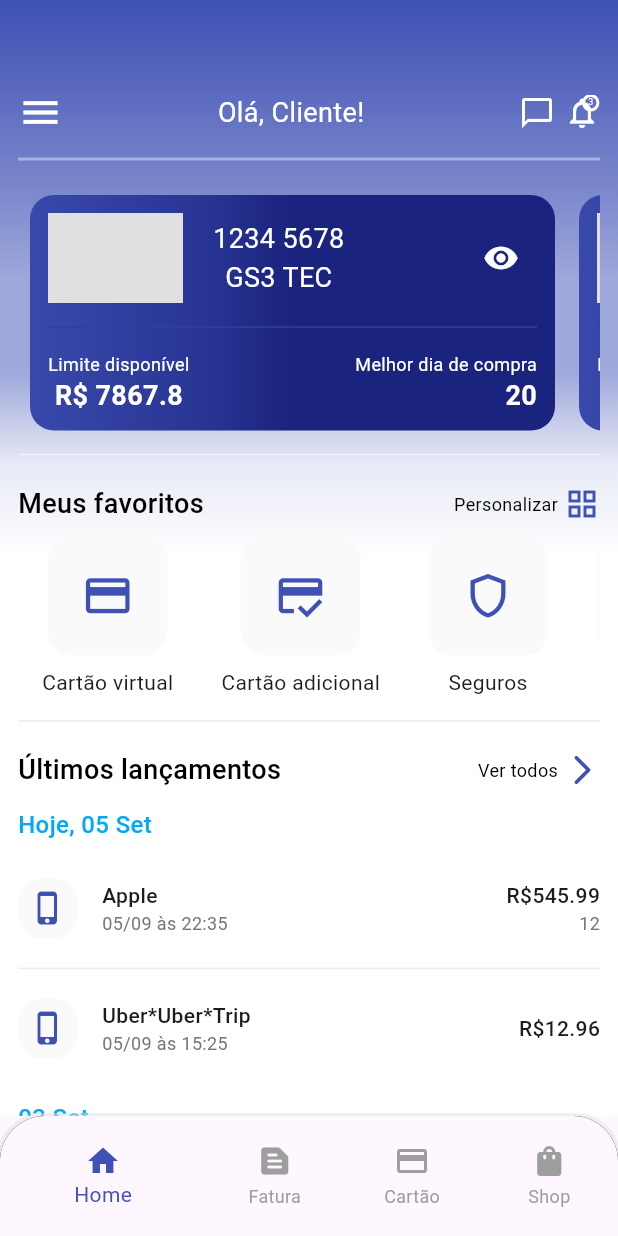
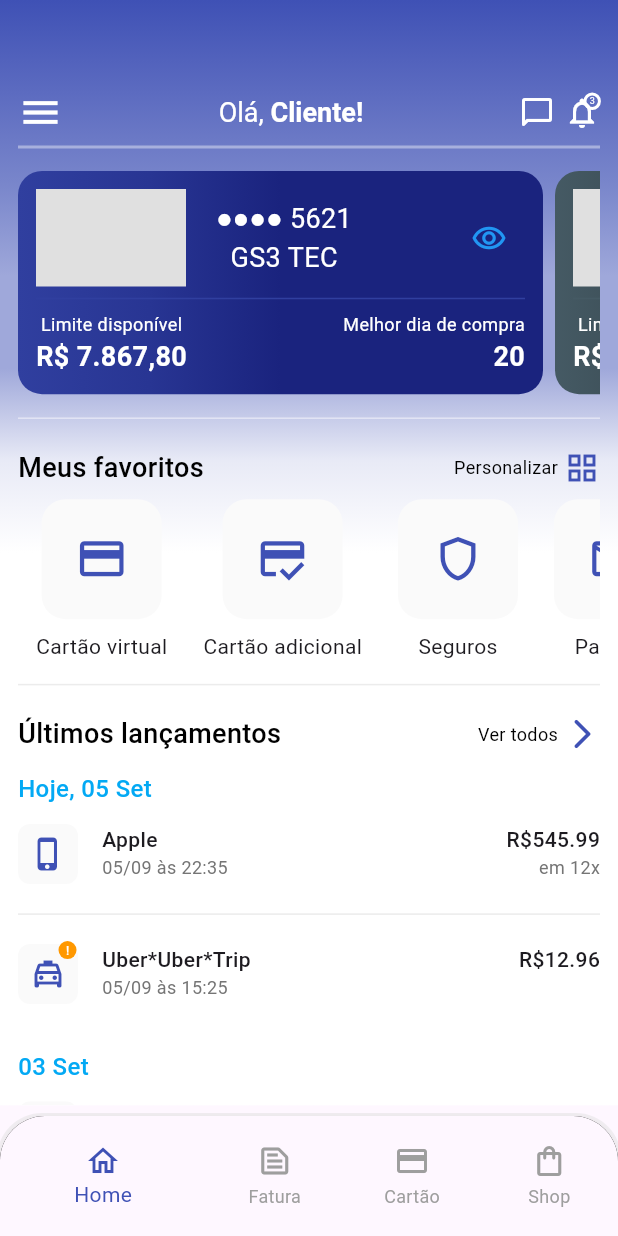
Before and after one commit to mmatheusfas/gs3_teste, a Flutter app: the screen it shows after launch, on a phone screen of 412 x 824 dp. Run offline on Flutter 3.47's test engine with Material 3 defaults, Android fonts, the phone set to English and light mode, and no system bars.

Commit message:
[UPDATE] Improve app design

```diff
--- a/lib/features/bottom_navigation/bottom_navigation_view.dart
+++ b/lib/features/bottom_navigation/bottom_navigation_view.dart
@@ -50,10 +50,10 @@ class _BottomNavigationViewState extends State<BottomNavigationView> {
             currentIndex: currentIndex,
             onTap: changeCurrentIndex,
             items: const [
-              BottomNavigationBarItem(icon: Icon(Icons.home), label: 'Home'),
-              BottomNavigationBarItem(icon: Icon(Icons.text_snippet_rounded), label: 'Fatura'),
-              BottomNavigationBarItem(icon: Icon(Icons.credit_card), label: 'Cartão'),
-              BottomNavigationBarItem(icon: Icon(Icons.shopping_bag), label: 'Shop'),
+              BottomNavigationBarItem(icon: Icon(Icons.home_outlined), label: 'Home'),
+              BottomNavigationBarItem(icon: Icon(Icons.text_snippet_outlined), label: 'Fatura'),
+              BottomNavigationBarItem(icon: Icon(Icons.credit_card_outlined), label: 'Cartão'),
+              BottomNavigationBarItem(icon: Icon(Icons.shopping_bag_outlined), label: 'Shop'),
             ],
           ),
         ),
--- /dev/null
+++ b/lib/features/home/home_controller.dart
@@ -0,0 +1,43 @@
+import 'package:flutter/material.dart';
+
+import '../../models/credit_card.dart';
+import '../../models/expense.dart';
+import '../../models/favorite.dart';
+
+class HomeController {
+  final List<CreditCard> cards = [
+    CreditCard(cardNumber: '1234 5621', flag: 'GS3 TEC', availableLimit: 7867.80, bestDayForShopping: 20),
+    CreditCard(cardNumber: '4343 7899', flag: 'GS3 TEC', availableLimit: 8000, bestDayForShopping: 26),
+  ];
+
+  final List<Favorite> favorites = [
+    Favorite(icon: Icons.credit_card_outlined, name: 'Cartão virtual'),
+    Favorite(icon: Icons.credit_score_outlined, name: 'Cartão adicional'),
+    Favorite(icon: Icons.shield_outlined, name: 'Seguros'),
+    Favorite(icon: Icons.mail_outline_outlined, name: 'Pacotes'),
+  ];
+
+  final List<Expense> expenses = [
+    Expense(name: 'Apple', totalPrice: 545.99, dateTime: '05/09 às 22:35', installments: 12),
+    Expense(name: 'Uber*Uber*Trip', totalPrice: 12.96, dateTime: '05/09 às 15:25'),
+    Expense(name: 'Carrefour', totalPrice: 349.76, dateTime: '03/09 às 9:34', installments: 3),
+    Expense(name: 'Academia', totalPrice: 139.99, dateTime: '03/09 às 8:00'),
+  ];
+
+  final List<Expense> _dailyExpenses = [];
+  final List<Expense> _olderExpenses = [];
+
+  List<Expense> get dailyExpenses => _dailyExpenses;
+  List<Expense> get olderExpenses => _olderExpenses;
+
+  void filterExpenses() {
+    for (var expense in expenses) {
+      if (expense.dateTime.contains('05/09')) {
+        _dailyExpenses.add(expense);
+        continue;
+      }
+
+      _olderExpenses.add(expense);
+    }
+  }
+}
--- a/lib/features/home/home_view.dart
+++ b/lib/features/home/home_view.dart
@@ -1,42 +1,60 @@
 import 'package:flutter/material.dart';
+import 'package:gs3_test/features/home/home_controller.dart';
 import 'package:gs3_test/features/home/widgets/card_banner_widget.dart';
 import 'package:gs3_test/features/home/widgets/default_app_bar.dart';
 import 'package:gs3_test/features/home/widgets/favorites_card.dart';
 import 'package:gs3_test/features/home/widgets/section_header.dart';
 import 'package:gs3_test/features/home/widgets/spending_tile.dart';
-import 'package:gs3_test/models/credit_card.dart';
-import 'package:gs3_test/models/expense.dart';
 import 'package:gs3_test/support/components/gradient_background.dart';
 
-import '../../models/favorite.dart';
+class HomeView extends StatefulWidget {
+  const HomeView({super.key});
 
-class HomeView extends StatelessWidget {
-  const HomeView({super.key});
+  @override
+  State<HomeView> createState() => _HomeViewState();
+}
+
+class _HomeViewState extends State<HomeView> {
+  final homeController = HomeController();
+  final GlobalKey<ScaffoldState> _scaffoldKey = GlobalKey<ScaffoldState>();
+
+  @override
+  void initState() {
+    super.initState();
+    homeController.filterExpenses();
+  }
+
+  void didTapMenu() {
+    _scaffoldKey.currentState?.openDrawer();
+  }
 
   @override
   Widget build(BuildContext context) {
     var sizeOf = MediaQuery.sizeOf(context);
 
-    final List<CreditCard> cards = [
-      CreditCard(cardNumber: '1234 5678', flag: 'GS3 TEC', availableLimit: 7867.80, bestDayForShopping: 20),
-      CreditCard(cardNumber: '4343 7899', flag: 'GS3 TEC', availableLimit: 8000, bestDayForShopping: 26),
-    ];
-
-    final List<Favorite> favorites = [
-      Favorite(icon: Icons.credit_card_outlined, name: 'Cartão virtual'),
-      Favorite(icon: Icons.credit_score_outlined, name: 'Cartão adicional'),
-      Favorite(icon: Icons.shield_outlined, name: 'Seguros'),
-      Favorite(icon: Icons.mail_outline_outlined, name: 'Pacotes'),
-    ];
-
-    final List<Expense> expenses = [
-      Expense(name: 'Apple', totalPrice: 545.99, dateTime: '05/09 às 22:35', installments: 12),
-      Expense(name: 'Uber*Uber*Trip', totalPrice: 12.96, dateTime: '05/09 às 15:25'),
-      Expense(name: 'Carrefour', totalPrice: 349.76, dateTime: '03/09 às 9:34', installments: 3),
-      Expense(name: 'Academia', totalPrice: 139.99, dateTime: '03/09 às 8:00'),
-    ];
-
     return Scaffold(
+      key: _scaffoldKey,
+      drawer: Drawer(
+        child: Padding(
+          padding: const EdgeInsets.symmetric(vertical: 60, horizontal: 12),
+          child: Column(
+            children: [
+              Container(
+                width: double.infinity,
+                height: 200,
+                decoration: const BoxDecoration(
+                  image: DecorationImage(
+                    image: AssetImage('assets/images/gs3_logo.png'),
+                    fit: BoxFit.cover,
+                  ),
+                ),
+              ),
+              const SizedBox(height: 12),
+              const Divider(),
+            ],
+          ),
+        ),
+      ),
       body: GradientBackground(
         child: SingleChildScrollView(
           child: Padding(
@@ -45,36 +63,29 @@ class HomeView extends StatelessWidget {
               crossAxisAlignment: CrossAxisAlignment.start,
               children: [
                 const SizedBox(height: 60),
-                const DefaultAppBar(),
-                const SizedBox(height: 8),
-                Divider(
-                  thickness: 2,
-                  color: Colors.white.withOpacity(0.4),
+                DefaultAppBar(
+                  onTapMenu: didTapMenu,
                 ),
-                const SizedBox(height: 8),
+                Divider(thickness: 2, color: Colors.white.withOpacity(0.4)),
                 SizedBox(
-                  height: sizeOf.height * .21,
+                  height: sizeOf.height * .2,
                   child: ListView.builder(
-                    itemCount: cards.length,
+                    itemCount: homeController.cards.length,
                     scrollDirection: Axis.horizontal,
                     itemBuilder: (_, index) {
-                      final creditCard = cards[index];
+                      final creditCard = homeController.cards[index];
 
-                      return Padding(
-                        padding: const EdgeInsets.all(8.0),
-                        child: CardBannerWidget(
+                      return CardBannerWidget(
                         cardNumber: creditCard.cardNumber,
                         cardFlag: creditCard.flag,
                         availableLimit: creditCard.availableLimit,
                         bestDayForBuying: creditCard.bestDayForShopping,
-                        ),
+                        index: index,
                       );
                     },
                   ),
                 ),
-                Divider(
-                  color: Colors.white.withOpacity(0.5),
-                ),
+                Divider(color: Colors.white.withOpacity(0.5)),
                 const SizedBox(height: 12),
                 const SectionHeader(
                   sectionTitle: 'Meus favoritos',
@@ -84,10 +95,10 @@ class HomeView extends StatelessWidget {
                 SizedBox(
                   height: sizeOf.height * .15,
                   child: ListView.builder(
-                    itemCount: favorites.length,
+                    itemCount: homeController.favorites.length,
                     scrollDirection: Axis.horizontal,
                     itemBuilder: (_, index) {
-                      final favorite = favorites[index];
+                      final favorite = homeController.favorites[index];
                       return FavoritesCard(
                         icon: favorite.icon,
                         name: favorite.name,
@@ -105,6 +116,11 @@ class HomeView extends StatelessWidget {
                   actionIcon: Icons.arrow_forward_ios_rounded,
                 ),
                 const SizedBox(height: 12),
+                SizedBox(
+                  height: sizeOf.height * .27,
+                  child: ListView(
+                    padding: EdgeInsets.zero,
+                    children: [
                       const Text(
                         'Hoje, 05 Set',
                         style: TextStyle(
@@ -113,13 +129,14 @@ class HomeView extends StatelessWidget {
                           fontWeight: FontWeight.w500,
                         ),
                       ),
-                const SizedBox(height: 12),
                       SizedBox(
-                  height: sizeOf.height * .18,
+                        height: homeController.dailyExpenses.length * 75,
                         child: ListView.separated(
+                          physics: const NeverScrollableScrollPhysics(),
                           padding: EdgeInsets.zero,
+                          itemCount: homeController.dailyExpenses.length,
                           itemBuilder: (_, index) {
-                      final expense = expenses[index];
+                            final expense = homeController.dailyExpenses[index];
 
                             return SpendingTile(
                               expenseTitle: expense.name,
@@ -131,7 +148,6 @@ class HomeView extends StatelessWidget {
                           separatorBuilder: (_, __) => Divider(
                             color: Colors.grey.withOpacity(.2),
                           ),
-                    itemCount: expenses.length,
                         ),
                       ),
                       const SizedBox(height: 12),
@@ -143,17 +159,30 @@ class HomeView extends StatelessWidget {
                           fontWeight: FontWeight.w500,
                         ),
                       ),
-                /* SizedBox(
-                  height: sizeOf.height * .18,
+                      SizedBox(
+                        height: homeController.olderExpenses.length * 75,
                         child: ListView.separated(
+                          physics: const NeverScrollableScrollPhysics(),
                           padding: EdgeInsets.zero,
-                    itemBuilder: (_, __) {
-                      return const SpendingTile();
+                          itemCount: homeController.olderExpenses.length,
+                          itemBuilder: (_, index) {
+                            final expense = homeController.olderExpenses[index];
+
+                            return SpendingTile(
+                              expenseTitle: expense.name,
+                              date: expense.dateTime,
+                              totalPrice: expense.totalPrice,
+                              installments: expense.installments,
+                            );
                           },
-                    separatorBuilder: (_, __) => const Divider(),
-                    itemCount: 4,
+                          separatorBuilder: (_, __) => Divider(
+                            color: Colors.grey.withOpacity(.2),
                           ),
-                ), */
+                        ),
+                      ),
+                    ],
+                  ),
+                ),
               ],
             ),
           ),
--- a/lib/features/home/widgets/card_banner_widget.dart
+++ b/lib/features/home/widgets/card_banner_widget.dart
@@ -1,32 +1,59 @@
+// ignore_for_file: public_member_api_docs, sort_constructors_first
 import 'package:flutter/material.dart';
+import 'package:gs3_test/support/extensions/double_extension.dart';
+import 'package:gs3_test/support/extensions/string_extensions.dart';
 
-class CardBannerWidget extends StatelessWidget {
+class CardBannerWidget extends StatefulWidget {
   const CardBannerWidget({
     super.key,
     required this.cardNumber,
     required this.cardFlag,
     required this.availableLimit,
     required this.bestDayForBuying,
+    required this.index,
   });
 
   final String cardNumber;
   final String cardFlag;
   final double availableLimit;
   final int bestDayForBuying;
+  final int index;
+
+  @override
+  State<CardBannerWidget> createState() => _CardBannerWidgetState();
+}
+
+class _CardBannerWidgetState extends State<CardBannerWidget> {
+  bool isNumbersVisible = false;
+  void didTapViewCardNumbers() {
+    setState(() {
+      isNumbersVisible = !isNumbersVisible;
+    });
+  }
 
   @override
   Widget build(BuildContext context) {
     return Container(
       width: 350,
       padding: const EdgeInsets.all(12),
+      margin: const EdgeInsets.only(top: 8, bottom: 8, right: 8),
       decoration: BoxDecoration(
         borderRadius: BorderRadius.circular(16),
-        gradient: LinearGradient(
+        gradient: widget.index % 2 == 0
+            ? LinearGradient(
                 colors: [
-            Colors.indigo.shade600,
                   Colors.indigo.shade700,
                   Colors.indigo.shade800,
                   Colors.indigo.shade900,
+                ],
+                begin: Alignment.centerLeft,
+                end: Alignment.center,
+              )
+            : LinearGradient(
+                colors: [
+                  Colors.blueGrey.shade700,
+                  Colors.blueGrey.shade800,
+                  Colors.blueGrey.shade900,
                 ],
                 begin: Alignment.centerLeft,
                 end: Alignment.center,
@@ -38,18 +65,18 @@ class CardBannerWidget extends StatelessWidget {
             children: [
               Container(
                 color: Colors.grey.shade300,
-                height: 60,
-                width: 90,
+                height: 65,
+                width: 100,
               ),
               const SizedBox(width: 20),
               Column(
                 children: [
                   Text(
-                    cardNumber,
+                    isNumbersVisible ? widget.cardNumber : widget.cardNumber.cardObscureNumber(),
                     style: const TextStyle(color: Colors.white, fontSize: 18),
                   ),
                   Text(
-                    cardFlag,
+                    widget.cardFlag,
                     style: const TextStyle(color: Colors.white, fontSize: 18),
                   ),
                 ],
@@ -57,16 +84,18 @@ class CardBannerWidget extends StatelessWidget {
               const Spacer(),
               IconButton(
                 color: Colors.white,
-                onPressed: () {},
-                icon: const Icon(Icons.remove_red_eye),
+                onPressed: didTapViewCardNumbers,
+                icon: Icon(
+                  Icons.remove_red_eye_outlined,
+                  color: widget.index % 2 == 0 ? Colors.blue : Colors.grey,
+                ),
               )
             ],
           ),
-          const SizedBox(height: 8),
           Divider(
-            color: Colors.indigo.shade700,
+            color: widget.index % 2 == 0 ? Colors.indigo.shade700 : Colors.blueGrey.shade700,
           ),
-          const SizedBox(height: 8),
+          const Spacer(),
           Row(
             children: [
               Column(
@@ -76,7 +105,7 @@ class CardBannerWidget extends StatelessWidget {
                     style: TextStyle(color: Colors.white, fontSize: 12),
                   ),
                   Text(
-                    'R\$ ${availableLimit.toString()}',
+                    'R\$ ${widget.availableLimit.doubleToStringFormated()}',
                     style: const TextStyle(color: Colors.white, fontSize: 18, fontWeight: FontWeight.bold),
                   ),
                 ],
@@ -93,7 +122,7 @@ class CardBannerWidget extends StatelessWidget {
                     ),
                   ),
                   Text(
-                    bestDayForBuying.toString(),
+                    widget.bestDayForBuying.toString(),
                     style: const TextStyle(
                       color: Colors.white,
                       fontSize: 18,
--- a/lib/features/home/widgets/default_app_bar.dart
+++ b/lib/features/home/widgets/default_app_bar.dart
@@ -1,43 +1,53 @@
 import 'package:flutter/material.dart';
 
 class DefaultAppBar extends StatelessWidget {
-  const DefaultAppBar({super.key});
+  const DefaultAppBar({super.key, required this.onTapMenu});
+
+  final VoidCallback? onTapMenu;
 
   @override
   Widget build(BuildContext context) {
     return Row(
       children: [
-        const Icon(
-          Icons.menu,
-          size: 30,
-          color: Colors.white,
+        InkWell(
+          onTap: onTapMenu,
+          child: const Icon(
+            Icons.menu,
+            size: 30,
+            color: Colors.white,
+          ),
         ),
         const Spacer(),
-        const Text(
-          'Olá, Cliente!',
-          textAlign: TextAlign.center,
-          style: TextStyle(
-            color: Colors.white,
-            fontSize: 18,
+        RichText(
+          text: const TextSpan(
+            style: TextStyle(color: Colors.white, fontSize: 18),
+            children: [
+              TextSpan(text: 'Olá,'),
+              TextSpan(
+                text: ' Cliente!',
+                style: TextStyle(color: Colors.white, fontSize: 18, fontWeight: FontWeight.bold),
+              ),
+            ],
           ),
         ),
         const Spacer(),
         Row(
           children: [
             const Icon(
-              Icons.chat_bubble_outline,
+              Icons.chat_bubble_outline_rounded,
               color: Colors.white,
             ),
             const SizedBox(width: 6),
             Stack(
+              clipBehavior: Clip.none,
               children: [
                 const Icon(
                   Icons.notifications_none,
                   color: Colors.white,
                 ),
                 Positioned(
-                  left: 12,
-                  bottom: 10,
+                  left: 13,
+                  bottom: 11,
                   child: Container(
                     padding: const EdgeInsets.all(2),
                     decoration: BoxDecoration(
--- a/lib/features/home/widgets/favorites_card.dart
+++ b/lib/features/home/widgets/favorites_card.dart
@@ -9,7 +9,7 @@ class FavoritesCard extends StatelessWidget {
   @override
   Widget build(BuildContext context) {
     return Padding(
-      padding: const EdgeInsets.symmetric(vertical: 8.0, horizontal: 16),
+      padding: const EdgeInsets.symmetric(vertical: 8.0, horizontal: 12),
       child: Column(
         children: [
           Container(
--- a/lib/features/home/widgets/spending_tile.dart
+++ b/lib/features/home/widgets/spending_tile.dart
@@ -18,21 +18,44 @@ class SpendingTile extends StatelessWidget {
   Widget build(BuildContext context) {
     return Padding(
       padding: const EdgeInsets.symmetric(vertical: 12),
+      child: IntrinsicHeight(
         child: Row(
+          children: [
+            Stack(
+              clipBehavior: Clip.none,
               children: [
                 Container(
                   height: 40,
                   width: 40,
                   decoration: BoxDecoration(
                     color: Colors.grey.shade50,
-              borderRadius: BorderRadius.circular(16),
+                    borderRadius: BorderRadius.circular(8),
                   ),
-            child: const Center(
+                  child: Center(
                     child: Icon(
-                Icons.phone_iphone_rounded,
+                      iconSelector(),
                       color: Colors.indigo,
                     ),
                   ),
+                ),
+                Visibility(
+                  visible: expenseTitle.contains('Uber'),
+                  child: const Positioned(
+                    right: 1,
+                    bottom: 30,
+                    child: CircleAvatar(
+                      radius: 6,
+                      backgroundColor: Colors.orange,
+                      child: Center(
+                        child: Text(
+                          '!',
+                          style: TextStyle(color: Colors.white, fontSize: 8),
+                        ),
+                      ),
+                    ),
+                  ),
+                )
+              ],
             ),
             const SizedBox(width: 16),
             Column(
@@ -59,7 +82,7 @@ class SpendingTile extends StatelessWidget {
                 Visibility(
                   visible: installments != null,
                   child: Text(
-                  installments.toString(),
+                    'em ${installments}x',
                     style: TextStyle(color: Colors.grey.shade600, fontSize: 12),
                   ),
                 ),
@@ -67,6 +90,21 @@ class SpendingTile extends StatelessWidget {
             )
           ],
         ),
+      ),
     );
   }
+
+  IconData iconSelector() {
+    switch (expenseTitle) {
+      case 'Apple':
+        return Icons.phone_iphone_rounded;
+      case 'Uber*Uber*Trip':
+        return Icons.local_taxi_outlined;
+      case 'Carrefour':
+        return Icons.shopping_cart_outlined;
+      case 'Academia':
+        return Icons.sports_gymnastics_outlined;
     }
+    return Icons.monetization_on;
+  }
+}
--- a/lib/support/extensions/double_extension.dart
+++ b/lib/support/extensions/double_extension.dart
@@ -0,0 +1,9 @@
+import 'package:intl/intl.dart';
+
+extension DoubleExtension on double {
+  String doubleToStringFormated() {
+    NumberFormat formatter = NumberFormat("#,##0.00", "pt_BR");
+
+    return formatter.format(this);
+  }
+}
--- /dev/null
+++ b/lib/support/extensions/string_extensions.dart
@@ -0,0 +1,7 @@
+extension StringExtensions on String {
+  String cardObscureNumber() {
+    final splittedStrings = split(' ');
+    final secondString = splittedStrings[1];
+    return '●●●● $secondString';
+  }
+}
--- a/pubspec.yaml
+++ b/pubspec.yaml
@@ -35,6 +35,7 @@ dependencies:
   # The following adds the Cupertino Icons font to your application.
   # Use with the CupertinoIcons class for iOS style icons.
   cupertino_icons: ^1.0.6
+  intl: ^0.19.0
 
 dev_dependencies:
   flutter_test:
@@ -59,8 +60,8 @@ flutter:
   uses-material-design: true
 
   # To add assets to your application, add an assets section, like this:
-  # assets:
-  #   - images/a_dot_burr.jpeg
+  assets:
+    - assets/images/
   #   - images/a_dot_ham.jpeg
 
   # An image asset can refer to one or more resolution-specific "variants", see
```
Also changed, not shown: assets/images/gs3_logo.png (added), pubspec.lock. Lines whose indentation alone changed are shown as unchanged.
